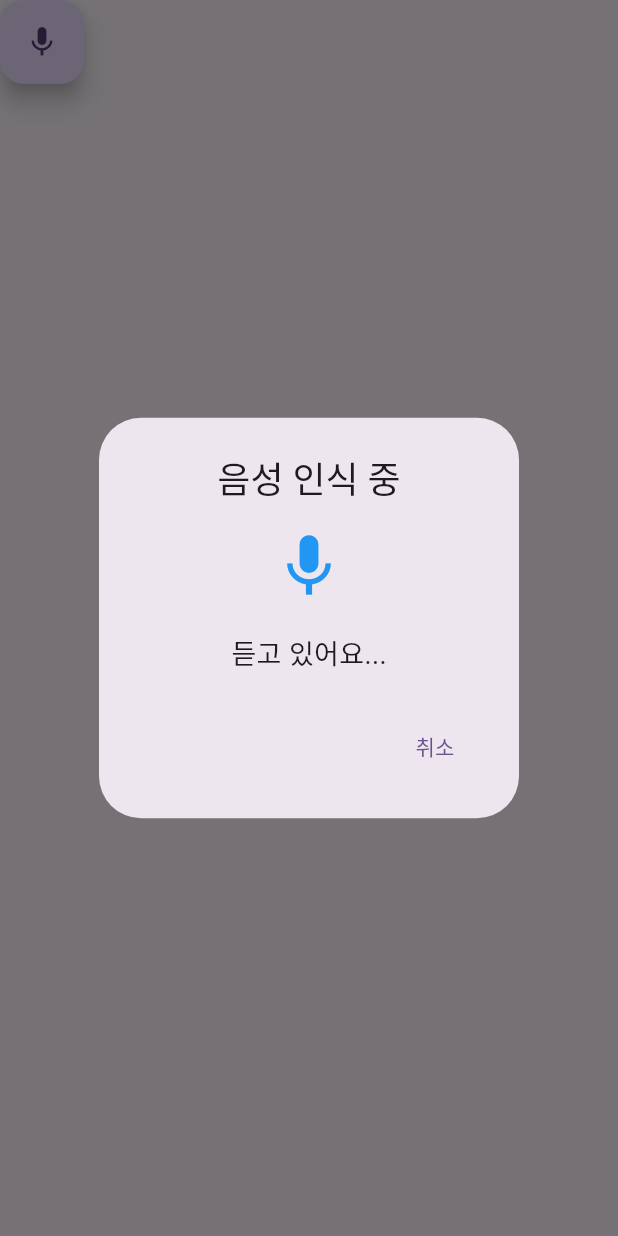
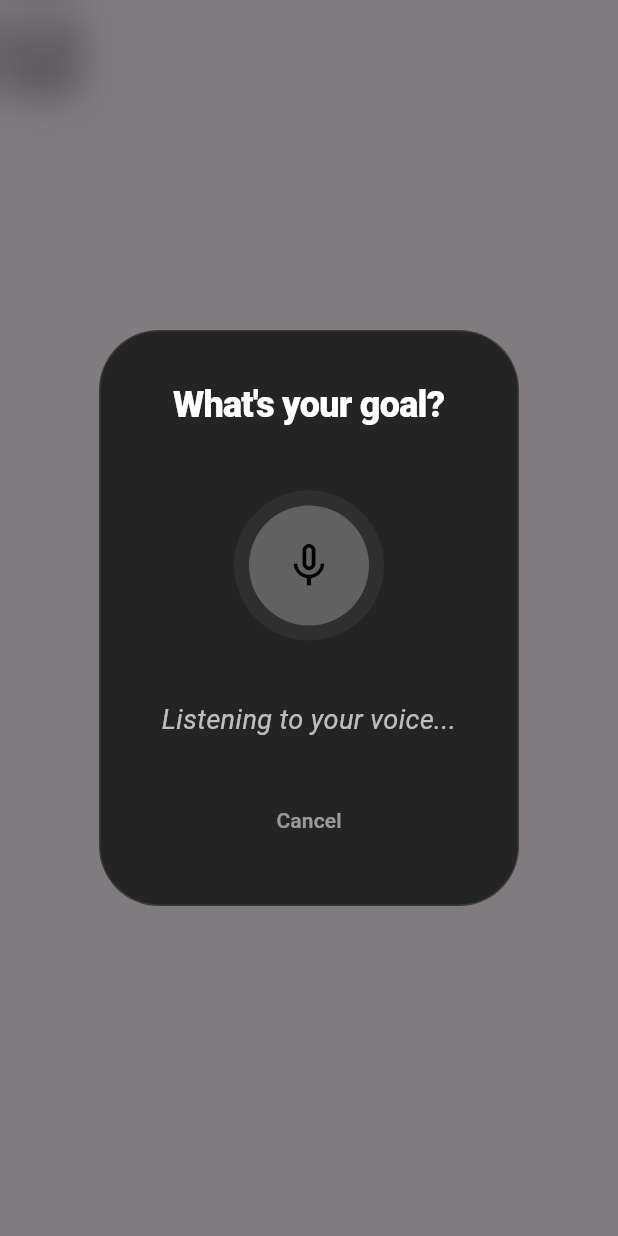
Before and after one commit to JoongGeunShin/iamj, a Flutter app: the SpeechButton widget shown alone on an empty page, opened directly, after a tap on the "mic" icon, on a phone screen of 412 x 824 dp. Run offline on Flutter 3.47's test engine with Material 3 defaults, Android fonts, the phone set to English and light mode, and no system bars; our stand-ins replace dio, drift, flutter_riverpod, geolocator, permission_handler, riverpod_annotation and 2 more; accounts and stored records are empty; generated files the repository leaves out were written again.

Commit message:
(*fix) mic ui developed

```diff
--- a/lib/presentation/common/widgets/buttons/speech_button.dart
+++ b/lib/presentation/common/widgets/buttons/speech_button.dart
@@ -10,49 +10,47 @@ class SpeechButton extends StatelessWidget {
   @override
   Widget build(BuildContext context) {
     return FloatingActionButton(
+      backgroundColor: Colors.transparent,
       onPressed: () async {
-        // 1. 마이크 권한 상태 확인 및 요청
         var status = await Permission.microphone.status;
 
         if (status.isGranted) {
-          // 권한이 이미 있는 경우 바로 다이얼로그 실행
           _showSpeechDialog(context);
         } else if (status.isPermanentlyDenied) {
-          // 사용자가 '다시 묻지 않음'을 선택하고 거부한 경우
           _showSettingsDialog(context);
         } else {
-          // 권한이 없거나 처음 요청하는 경우
           var result = await Permission.microphone.request();
           if (result.isGranted) {
             _showSpeechDialog(context);
           } else {
-            // 단순 거절 시 스낵바 표시
             ScaffoldMessenger.of(context).showSnackBar(
               const SnackBar(
-                content: Text("음성 인식을 위해 마이크 권한이 필요합니다."),
+                content: Text("WE NEED A MIC PERMISSION FOR USEAGE"),
                 duration: Duration(seconds: 2),
               ),
             );
           }
         }
       },
-      child: const Icon(Icons.mic),
+      child: const Icon(Icons.mic, color: Colors.white),
     );
   }
 
-  // 음성 인식 다이얼로그 띄우기 로직 분리
   void _showSpeechDialog(BuildContext context) async {
-    final String? result = await showDialog<String>(
+    final String? result = await showGeneralDialog<String>(
       context: context,
-      builder: (context) => const SpeechDialog(),
+      pageBuilder: (context, animation1, animation2) {
+        return const Center(child: SpeechDialog());
+      },
+      transitionBuilder: (context, animation1, animation2, child) {
+        return Transform.translate(
+          offset: Offset(0, 100 * (1 - animation1.value)),
+          child: Opacity(opacity: animation1.value, child: child),
+        );
+      },
     );
-
-    if (result != null && result.isNotEmpty) {
-      onResult(result);
-    }
   }
 
-  // 앱 설정으로 유도하는 안내 다이얼로그
   void _showSettingsDialog(BuildContext context) {
     showDialog(
       context: context,
@@ -66,7 +64,7 @@ class SpeechButton extends StatelessWidget {
           ),
           ElevatedButton(
             onPressed: () {
-              openAppSettings(); // OS 설정 화면으로 이동
+              openAppSettings();
               Navigator.pop(context);
             },
             child: const Text("설정으로 이동"),
--- a/lib/presentation/common/widgets/dialogs/speech_dialog.dart
+++ b/lib/presentation/common/widgets/dialogs/speech_dialog.dart
@@ -1,5 +1,6 @@
 import 'package:flutter/material.dart';
 import 'package:speech_to_text/speech_to_text.dart';
+import 'dart:ui';
 
 class SpeechDialog extends StatefulWidget {
   const SpeechDialog({super.key});
@@ -8,53 +9,168 @@ class SpeechDialog extends StatefulWidget {
   State<SpeechDialog> createState() => _SpeechDialogState();
 }
 
-class _SpeechDialogState extends State<SpeechDialog> {
+class _SpeechDialogState extends State<SpeechDialog>
+    with SingleTickerProviderStateMixin {
   final SpeechToText _speechToText = SpeechToText();
-  String _wordsSpoken = "듣고 있어요...";
+  String _wordsSpoken = "Listening to your voice...";
+
   bool _isListening = false;
+
+  late final AnimationController _controller = AnimationController(
+    vsync: this,
+    duration: const Duration(milliseconds: 1000),
+  );
 
   @override
   void initState() {
     super.initState();
-    _startListening();
+    _initSpeech();
   }
 
-  void _startListening() async {
-    bool available = await _speechToText.initialize();
-    if (available) {
-      setState(() => _isListening = true);
-      _speechToText.listen(onResult: (result) {
+  @override
+  void dispose() {
+    _controller.dispose();
+    _speechToText.stop();
+    super.dispose();
+  }
+
+  void _initSpeech() async {
+    await _speechToText.initialize(
+      onError: (e) => _stopAnimation(),
+      onStatus: (status) {
+        if (status == 'done' || status == 'notListening') _stopAnimation();
+      },
+    );
+  }
+
+  void _toggleListening() async {
+    if (_isListening) {
+      await _speechToText.stop();
+      _stopAnimation();
+      setState(() {
+        _wordsSpoken = "Tab mic to say";
+        _isListening = false;
+      });
+    } else {
+      setState(() {
+        _wordsSpoken = "Listening...";
+        _isListening = true;
+      });
+      _controller.repeat(reverse: true);
+
+      await _speechToText.listen(
+        onResult: (result) {
           setState(() {
             _wordsSpoken = result.recognizedWords;
           });
-        // 인식이 완료되면 약간의 지연 후 결과 반환
           if (result.finalResult) {
-          Future.delayed(const Duration(milliseconds: 800), () {
+            Future.delayed(const Duration(milliseconds: 6000), () {
               if (mounted) Navigator.pop(context, _wordsSpoken);
             });
           }
-      });
+        },
+      );
+    }
+  }
+
+  void _stopAnimation() {
+    if (mounted) {
+      setState(() => _isListening = false);
+      _controller.reset();
     }
   }
 
   @override
   Widget build(BuildContext context) {
-    return AlertDialog(
-      title: const Text("음성 인식 중", textAlign: TextAlign.center),
-      content: Column(
+    return BackdropFilter(
+      filter: ImageFilter.blur(sigmaX: 10, sigmaY: 10),
+      child: Dialog(
+        backgroundColor: Colors.transparent,
+        insetPadding: const EdgeInsets.symmetric(horizontal: 20),
+        child: Container(
+          padding: const EdgeInsets.all(32),
+          decoration: BoxDecoration(
+            color: const Color(0xFF1A1A1A).withValues(alpha: 0.9),
+            borderRadius: BorderRadius.circular(40),
+            border: Border.all(color: Colors.white.withValues(alpha: 0.1)),
+          ),
+          child: Column(
             mainAxisSize: MainAxisSize.min,
             children: [
-          const Icon(Icons.mic, size: 50, color: Colors.blue),
-          const SizedBox(height: 20),
-          Text(_wordsSpoken, style: const TextStyle(fontSize: 18)),
+              const Text(
+                "What's your goal?",
+                style: TextStyle(
+                  color: Colors.white,
+                  fontSize: 24,
+                  fontWeight: FontWeight.w900,
+                  letterSpacing: -0.5,
+                ),
+              ),
+              const SizedBox(height: 40),
+
+              GestureDetector(
+                onTap: _toggleListening,
+                child: Stack(
+                  alignment: Alignment.center,
+                  children: [
+                    ScaleTransition(
+                      scale: Tween<double>(begin: 1.0, end: 1.4).animate(
+                        CurvedAnimation(
+                          parent: _controller,
+                          curve: Curves.easeInOut,
+                        ),
+                      ),
+                      child: Container(
+                        width: 100,
+                        height: 100,
+                        decoration: BoxDecoration(
+                          shape: BoxShape.circle,
+                          color: Colors.white.withValues(
+                            alpha: _isListening ? 0.2 : 0.05,
+                          ),
+                        ),
+                      ),
+                    ),
+                    Container(
+                      width: 80,
+                      height: 80,
+                      decoration: BoxDecoration(
+                        shape: BoxShape.circle,
+                        color: _isListening ? Colors.white : Colors.white24,
+                      ),
+                      child: Icon(
+                        _isListening ? Icons.mic : Icons.mic_none,
+                        color: Colors.black,
+                        size: 35,
+                      ),
+                    ),
                   ],
                 ),
-      actions: [
+              ),
+
+              const SizedBox(height: 40),
+              Text(
+                _wordsSpoken,
+                textAlign: TextAlign.center,
+                style: TextStyle(
+                  color: Colors.white.withValues(alpha: 0.7),
+                  fontSize: 18,
+                  fontStyle: FontStyle.italic,
+                ),
+              ),
+              const SizedBox(height: 30),
+
               TextButton(
                 onPressed: () => Navigator.pop(context),
-          child: const Text("취소"),
-        )
+                child: const Text(
+                  "Cancel",
+                  style: TextStyle(color: Colors.white54),
+                ),
+              ),
             ],
+          ),
+        ),
+      ),
     );
   }
 }
```
Lines whose indentation alone changed are shown as unchanged.
